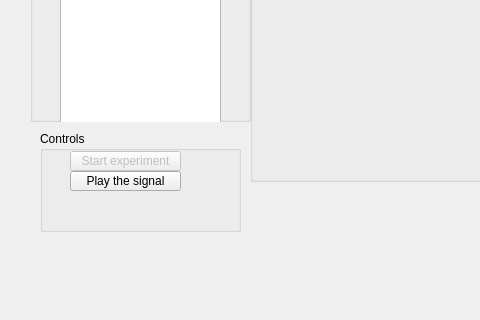
The window that qt_generated/ServerWindow.ui (keryil/leaparticulatorqt) describes before a commit, drawn with Qt 5; both pictures show x 0 to 480 and y 529 to 849 of the 1057 by 849 pixel window.
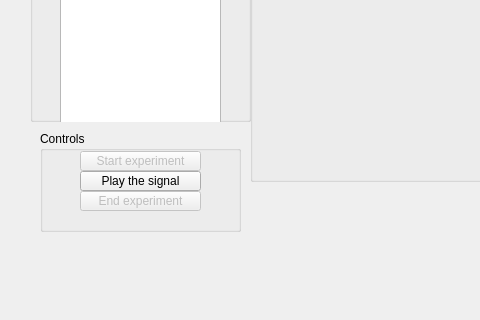
The same window after the commit.

Diff of the .ui file:
```diff
--- a/qt_generated/ServerWindow.ui
+++ b/qt_generated/ServerWindow.ui
@@ -197,9 +197,9 @@
     <widget class="QPushButton" name="btnPlay">
      <property name="geometry">
       <rect>
-       <x>30</x>
+       <x>40</x>
        <y>40</y>
-       <width>111</width>
+       <width>121</width>
        <height>20</height>
       </rect>
      </property>
@@ -213,9 +213,9 @@
      </property>
      <property name="geometry">
       <rect>
-       <x>30</x>
+       <x>40</x>
        <y>20</y>
-       <width>111</width>
+       <width>121</width>
        <height>20</height>
       </rect>
      </property>
@@ -223,6 +223,22 @@
       <string>Start experiment</string>
      </property>
     </widget>
+    <widget class="QPushButton" name="btnEnd">
+     <property name="enabled">
+      <bool>false</bool>
+     </property>
+     <property name="geometry">
+      <rect>
+       <x>40</x>
+       <y>60</y>
+       <width>121</width>
+       <height>20</height>
+      </rect>
+     </property>
+     <property name="text">
+      <string>End experiment</string>
+     </property>
+    </widget>
    </widget>
   </widget>
   <widget class="QMenuBar" name="menubar">
```
